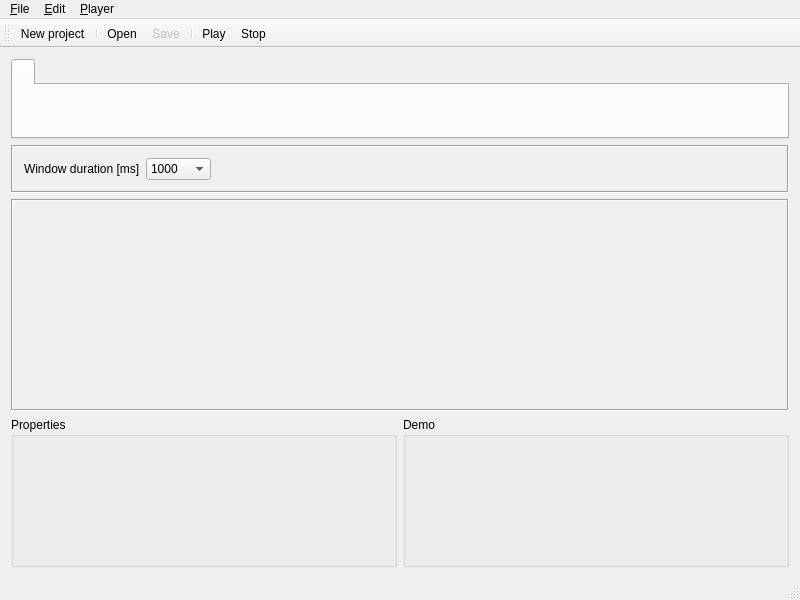
Above: illumination-edit/editorwindow.ui from olegyurchenko/audio-illuminated before the change. Below: the same form after it.
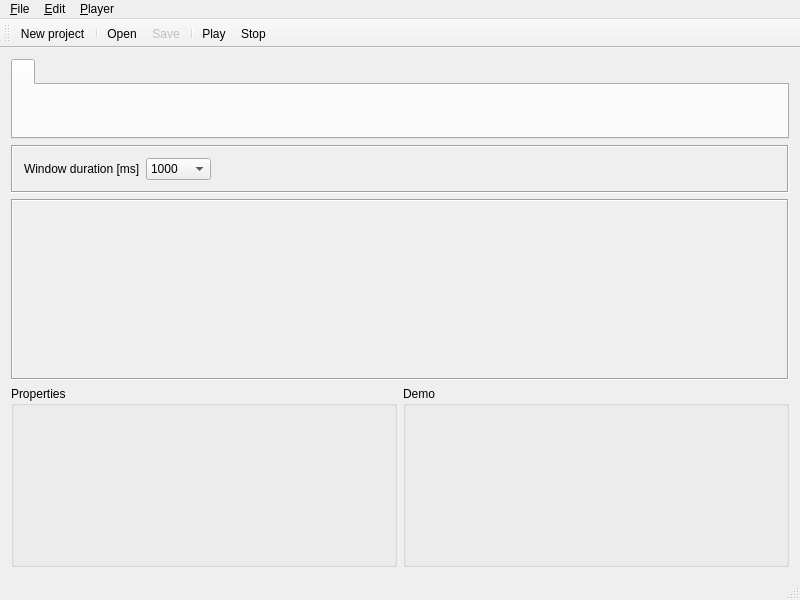
That is the form after the change. Icons and pictures are not drawn. Custom widgets are drawn as their Qt base class.

Diff of the .ui file:
```diff
--- a/illumination-edit/editorwindow.ui
+++ b/illumination-edit/editorwindow.ui
@@ -131,7 +131,7 @@
        <item>
         <widget class="EditPanel" name="editPanel" native="true">
          <property name="sizePolicy">
-          <sizepolicy hsizetype="Expanding" vsizetype="Expanding">
+          <sizepolicy hsizetype="Expanding" vsizetype="MinimumExpanding">
            <horstretch>0</horstretch>
            <verstretch>0</verstretch>
           </sizepolicy>
@@ -145,12 +145,24 @@
      <layout class="QHBoxLayout" name="horizontalLayout_3">
       <item>
        <widget class="QGroupBox" name="propertyPanel">
+        <property name="sizePolicy">
+         <sizepolicy hsizetype="Preferred" vsizetype="MinimumExpanding">
+          <horstretch>0</horstretch>
+          <verstretch>0</verstretch>
+         </sizepolicy>
+        </property>
         <property name="minimumSize">
          <size>
           <width>150</width>
           <height>150</height>
          </size>
         </property>
+        <property name="maximumSize">
+         <size>
+          <width>450</width>
+          <height>1800</height>
+         </size>
+        </property>
         <property name="title">
          <string>Properties</string>
         </property>
@@ -158,6 +170,12 @@
       </item>
       <item>
        <widget class="QGroupBox" name="demoPanel">
+        <property name="sizePolicy">
+         <sizepolicy hsizetype="Preferred" vsizetype="MinimumExpanding">
+          <horstretch>0</horstretch>
+          <verstretch>0</verstretch>
+         </sizepolicy>
+        </property>
         <property name="minimumSize">
          <size>
           <width>0</width>
```
